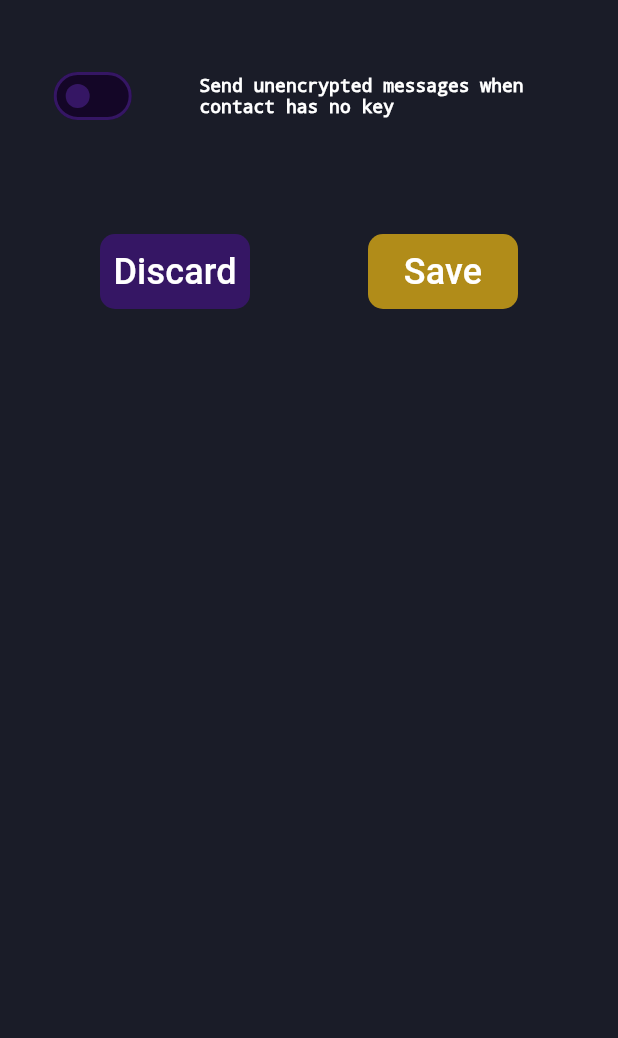
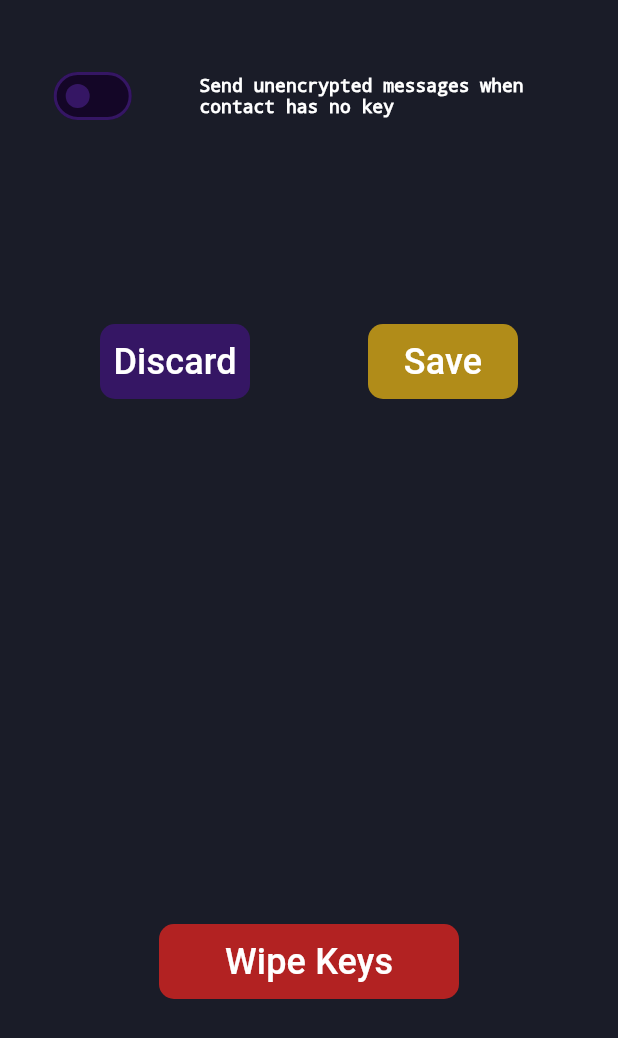
Before and after one commit to DrSolidDevil/Vidar, a Flutter app: the ContactListPage screen opened directly, after a tap on the "settings" icon, on a phone screen of 412 x 824 dp. Shown: the top 1038 px of the screen. Run offline on Flutter 3.47's test engine with Material 3 defaults, Android fonts, the phone set to English and light mode, and no system bars; our stand-ins replace flutter_secure_storage, permission_handler, shared_preferences; missing offline and left inert: cryptography; accounts and stored records are empty; statements that could not run were skipped; project files that could hold a hidden picture were left out.

Commit message:
added ability to wipe keys with one button (with confirmation)

```diff
--- a/lib/configuration.dart
+++ b/lib/configuration.dart
@@ -12,6 +12,9 @@ class VidarColors {
 
   /// #140627
   static const Color extraMidnightPurple = Color.fromARGB(255, 20, 6, 39);
+
+  /// #b22222
+  static const Color extraFireBrick = Color.fromARGB(255, 178, 34, 34);
 }
 
 class CryptographicConfiguration {
--- a/lib/pages/settings_page.dart
+++ b/lib/pages/settings_page.dart
@@ -29,7 +29,7 @@ class _SettingsPageState extends State<SettingsPage> {
     super.initState();
   }
 
-  void save() {
+  void _save() {
     Settings.allowUnencryptedMessages = allowUnencryptedMessages.setting;
     saveSettings(CommonObject.settings);
     debugPrint(
@@ -43,7 +43,7 @@ class _SettingsPageState extends State<SettingsPage> {
     );
   }
 
-  void discard() {
+  void _discard() {
     Navigator.push(
       context,
       MaterialPageRoute<void>(
@@ -57,6 +57,10 @@ class _SettingsPageState extends State<SettingsPage> {
     return ColoredBox(
       color: VidarColors.primaryDarkSpaceCadet,
       child: Column(
+        mainAxisAlignment: MainAxisAlignment.spaceBetween,
+        children: [
+          Column(
+            spacing: 60,
             children: <Widget>[
               Column(children: <Widget>[allowUnencryptedMessages]),
               Container(
@@ -68,15 +72,61 @@ class _SettingsPageState extends State<SettingsPage> {
                       buttonText: "Discard",
                       textColor: Colors.white,
                       buttonColor: VidarColors.secondaryMetallicViolet,
-                  onPressed: discard,
+                      onPressed: _discard,
                     ),
                     BasicButton(
                       buttonText: "Save",
                       textColor: Colors.white,
                       buttonColor: VidarColors.tertiaryGold,
-                  onPressed: save,
+                      onPressed: _save,
                     ),
                   ],
+                ),
+              ),
+            ],
+          ),
+          Padding(
+            padding: const EdgeInsets.only(bottom: 150),
+            child: BasicButton(
+              buttonText: "Wipe Keys",
+              textColor: Colors.white,
+              buttonColor: VidarColors.extraFireBrick,
+              width: 200,
+              onPressed: () {
+                showDialog<void>(
+                  context: context,
+                  builder: (final BuildContext context) {
+                    return AlertDialog(
+                      title: const Text("Wipe all keys"),
+                      content: const Text(
+                        "Are you sure you want to wipe all keys? This is a permanent action which can not be undone.",
+                      ),
+                      actions: <Widget>[
+                        TextButton(
+                          onPressed: () {
+                            Navigator.of(context).pop();
+                          },
+                          child: const Text("Cancel"),
+                        ),
+                        TextButton(
+                          onPressed: () {
+                            CommonObject.contactList.wipeKeys();
+                            wipeSecureStorage();
+                            Navigator.push(
+                              context,
+                              MaterialPageRoute<void>(
+                                builder: (final BuildContext context) =>
+                                    const ContactListPage(),
+                              ),
+                            );
+                          },
+                          child: const Text("Wipe Keys"),
+                        ),
+                      ],
+                    );
+                  },
+                );
+              },
             ),
           ),
         ],
--- a/lib/utils/contact.dart
+++ b/lib/utils/contact.dart
@@ -145,6 +145,12 @@ class ContactList extends ChangeNotifier {
   ContactBadge getContactBadgeAtIndex(final int index) {
     return ContactBadge(listOfContacts[index]);
   }
+
+  void wipeKeys() {
+    for (final Contact contact in listOfContacts) {
+      contact.encryptionKey = "";
+    }
+  }
 }
 
 enum ContactListChangeType {
--- a/lib/widgets/buttons.dart
+++ b/lib/widgets/buttons.dart
@@ -6,12 +6,16 @@ class BasicButton extends StatefulWidget {
     required this.textColor,
     required this.buttonColor,
     required this.onPressed,
+    this.width = 100,
+    this.height = 50,
     super.key,
   });
   final Color textColor;
   final Color buttonColor;
   final String buttonText;
   final Function onPressed;
+  final double width;
+  final double height;
 
   @override
   _BasicButtonState createState() => _BasicButtonState();
@@ -24,6 +28,9 @@ class _BasicButtonState extends State<BasicButton> {
   late final Color buttonColor;
   late final String buttonText;
   late final Function onPressed;
+  late final double width;
+  late final double heigth;
+
   @override
   void initState() {
     super.initState();
@@ -31,6 +38,8 @@ class _BasicButtonState extends State<BasicButton> {
     buttonColor = widget.buttonColor;
     buttonText = widget.buttonText;
     onPressed = widget.onPressed;
+    width = widget.width;
+    heigth = widget.height;
   }
 
   @override
@@ -38,8 +47,8 @@ class _BasicButtonState extends State<BasicButton> {
     return TextButton(
       onPressed: () => onPressed(),
       child: Container(
-        width: 100,
-        height: 50,
+        width: width,
+        height: heigth,
         alignment: Alignment.center,
         decoration: BoxDecoration(
           borderRadius: BorderRadius.circular(10),
```
Also changed, not shown: lib/utils/storage.dart (+13 -11 lines). Lines whose indentation alone changed are shown as unchanged.
